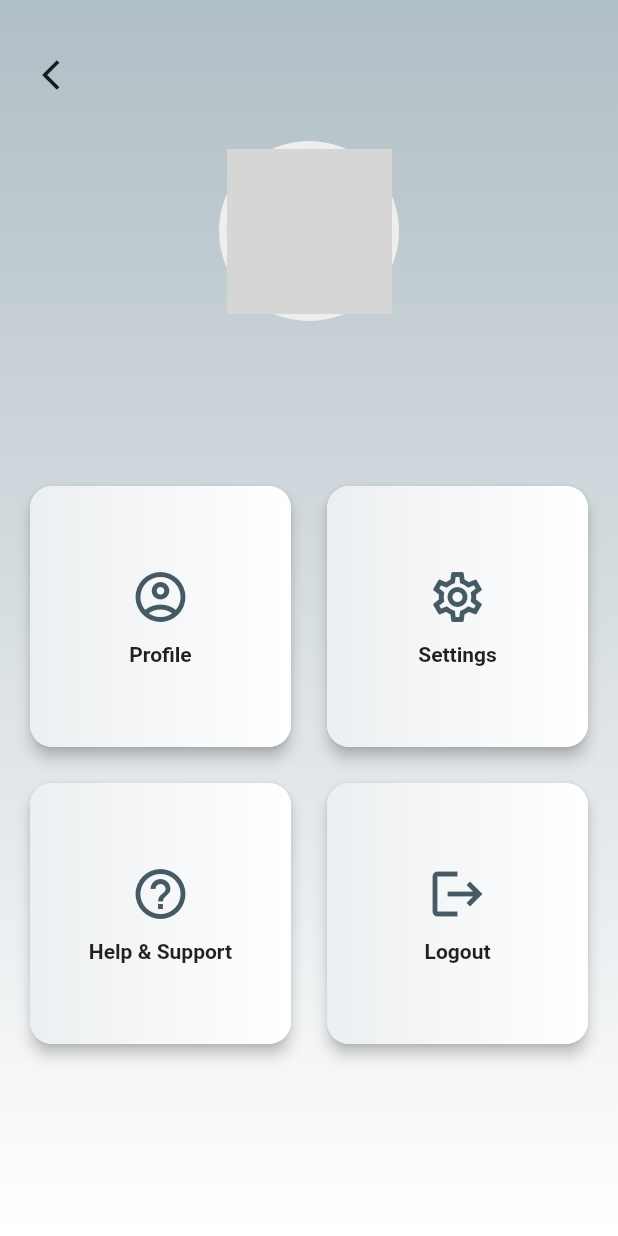
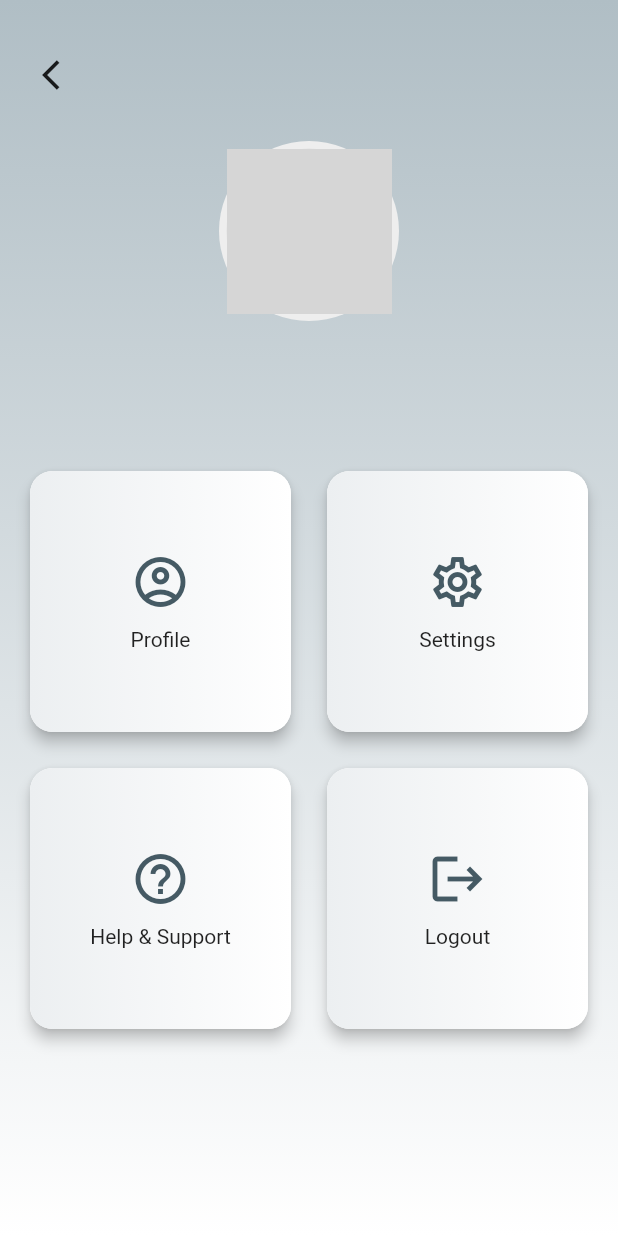
Before and after one commit to Alto-b/English-Mastery, a Flutter app: the HomeSuccessStateWidget screen opened directly with empty values, after a tap on "Hello", on a phone screen of 412 x 824 dp. Run offline on Flutter 3.47's test engine with Material 3 defaults, Android fonts, the phone set to English and light mode, and no system bars; our stand-ins replace adaptive_theme, avatar_glow, bloc, equatable, flutter_bloc, gap and 1 more; missing offline and left inert: random_avatar; accounts and stored records are empty; grey boxes are pictures that could not be loaded.

Commit message:
homepage elevation improved and profile UI updated

```diff
--- a/lib/presentation/home_view/widgets/grid_options_widget.dart
+++ b/lib/presentation/home_view/widgets/grid_options_widget.dart
@@ -10,7 +10,8 @@
   Widget build(BuildContext context) {
     return Expanded(
       child: Card(
-        elevation: 4,
+        elevation: 15,
+        shadowColor: Colors.blue,
         shape: RoundedRectangleBorder(
           borderRadius: BorderRadius.circular(16),
         ),
@@ -72,7 +73,7 @@
           clipBehavior: Clip.antiAliasWithSaveLayer,
           margin: const EdgeInsets.all(4.0),
           decoration: BoxDecoration(
-            color: Colors.blue.shade200,
+            color: Colors.blue.shade300,
             borderRadius: BorderRadius.circular(15),
             boxShadow: const [
               BoxShadow(
@@ -88,7 +89,7 @@
               crossAxisAlignment: CrossAxisAlignment.center,
               children: [
                 AvatarGlow(
-                    glowColor: Colors.white,
+                    glowColor: Colors.blue.shade200,
                     glowCount: 5,
                     glowShape: BoxShape.rectangle,
                     glowRadiusFactor: 15,
--- a/lib/presentation/home_view/widgets/user_home_card.dart
+++ b/lib/presentation/home_view/widgets/user_home_card.dart
@@ -37,7 +37,8 @@
                 strokeAlign: BorderSide.strokeAlignInside),
             borderRadius: BorderRadius.circular(16),
           ),
-          elevation: 5, shadowColor: Colors.blue.shade300,
+          elevation: 40,
+          shadowColor: Colors.blue,
           child: Padding(
             padding: const EdgeInsets.all(16.0),
             child: Row(
@@ -50,7 +51,7 @@
                     child: Padding(
                       padding: const EdgeInsets.all(5.0),
                       child: AvatarGlow(
-                        glowCount: 10,
+                        glowCount: 15,
                         glowShape: BoxShape.circle,
                         repeat: false,
                         glowColor: Colors.blue.shade200,
--- a/lib/presentation/profile_view/profile_screen.dart
+++ b/lib/presentation/profile_view/profile_screen.dart
@@ -84,17 +84,17 @@
                       const SizedBox(height: 16),
                       Text(
                         state.userName,
-                        style: Theme.of(context).textTheme.headline6!.copyWith(
-                              fontWeight: FontWeight.bold,
-                              color: Colors.black87,
-                            ),
+                        // style: Theme.of(context).textTheme.headline6!.copyWith(
+                        //       fontWeight: FontWeight.bold,
+                        //       color: Colors.black87,
+                        //     ),
                       ),
                       const SizedBox(height: 8),
                       Text(
                         state.userEmail,
-                        style: Theme.of(context).textTheme.subtitle1!.copyWith(
-                              color: Colors.grey.shade600,
-                            ),
+                        // style: Theme.of(context).textTheme.subtitle1!.copyWith(
+                        //       color: Colors.grey.shade600,
+                        //     ),
                       ),
                     ],
                   ),
@@ -255,10 +255,10 @@
                 Text(
                   title,
                   textAlign: TextAlign.center,
-                  style: Theme.of(context).textTheme.bodyText1!.copyWith(
-                        fontWeight: FontWeight.w600,
-                        color: Colors.black87,
-                      ),
+                  // style: Theme.of(context).textTheme.bodyText1!.copyWith(
+                  //       fontWeight: FontWeight.w600,
+                  //       color: Colors.black87,
+                  //     ),
                 ),
               ],
             ),
--- a/pubspec.yaml
+++ b/pubspec.yaml
@@ -39,6 +39,7 @@
   flutter_staggered_grid_view: ^0.7.0
   gap: ^3.0.1
   get: ^4.6.6
+  google_fonts: ^6.2.1
   random_avatar: ^0.0.8
   shared_preferences: null
 
```
Also changed, not shown: pubspec.lock, 1 other file.
